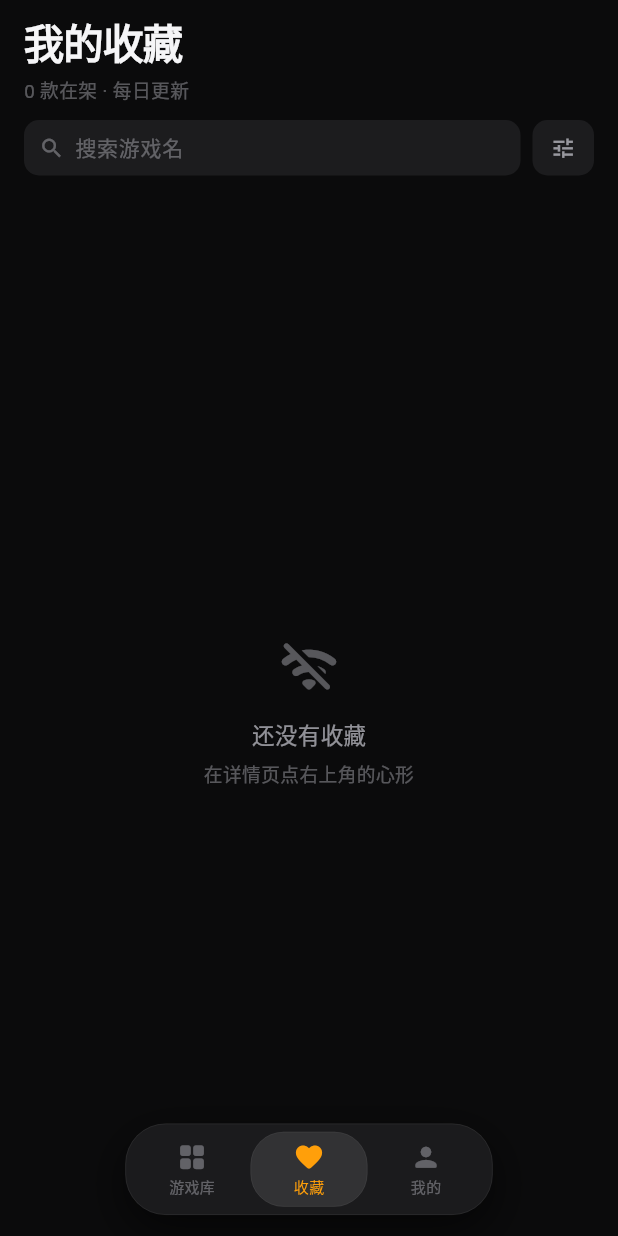
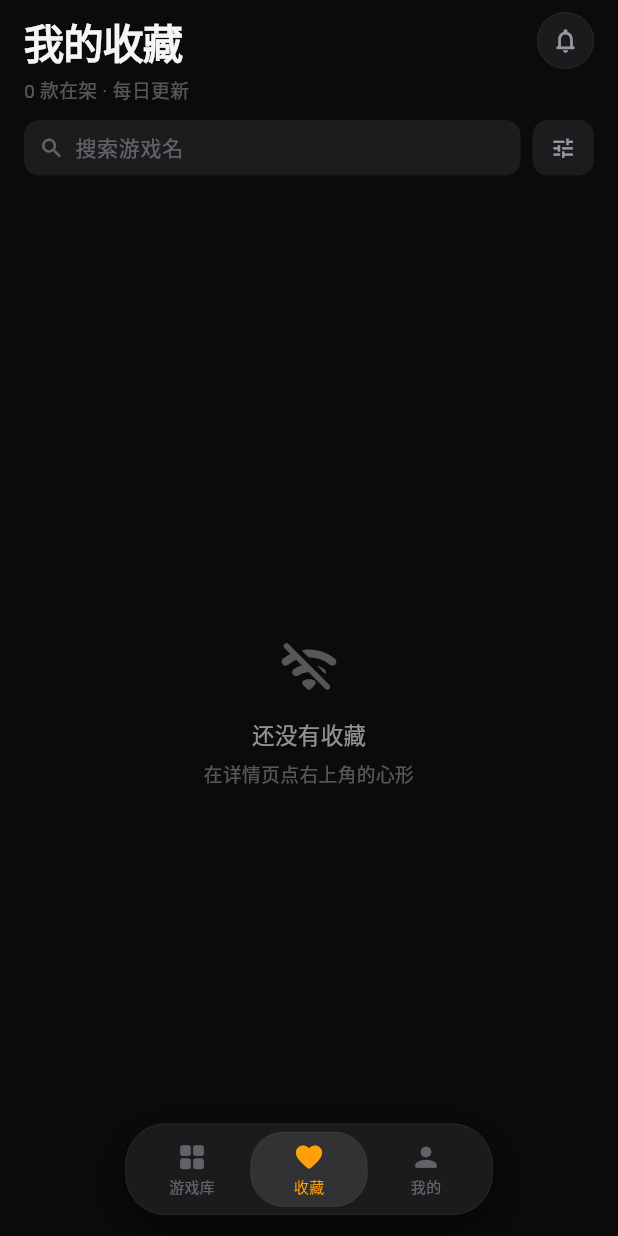
Before and after one commit to TKPORL/mrhyfx-app, a Flutter app: the screen it shows after launch, after a tap on "收藏", on a phone screen of 412 x 824 dp. Run offline on Flutter 3.47's test engine with Material 3 defaults, Android fonts, the phone set to English and light mode, and no system bars; our stand-ins replace cached_network_image, shared_preferences; network calls fail.

Commit message:
首页网格按 demo 对齐（1:0.96 卡、gap 13/10、圆角15）、卡片按压缩放、标题栏加公告铃铛

```diff
--- a/lib/ui/library_page.dart
+++ b/lib/ui/library_page.dart
@@ -2,6 +2,7 @@ import 'package:cached_network_image/cached_network_image.dart';
 import 'package:flutter/material.dart';
 import '../models/game.dart';
 import '../services/games_repo.dart';
+import 'announce.dart';
 import 'detail_page.dart';
 import 'theme.dart';
 
@@ -106,17 +107,17 @@ class _LibraryPageState extends State<LibraryPage> {
                   SliverToBoxAdapter(child: _header()),
                   if (_loading)
                     SliverPadding(
-                      padding: EdgeInsets.fromLTRB(16, 4, 16, 130),
+                      padding: EdgeInsets.fromLTRB(18, 11, 18, 130),
                       sliver: SliverGrid(
                         gridDelegate: SliverGridDelegateWithFixedCrossAxisCount(
                           crossAxisCount: 2,
                           mainAxisSpacing: 13,
                           crossAxisSpacing: 10,
-                          childAspectRatio: 1 / 1.28,
+                          childAspectRatio: 1 / 0.96,
                         ),
                         delegate: SliverChildBuilderDelegate(
                           (c, i) => ClipRRect(
-                            borderRadius: BorderRadius.circular(14),
+                            borderRadius: BorderRadius.circular(15),
                             child: ShimmerBox(),
                           ),
                           childCount: 8,
@@ -127,13 +128,13 @@ class _LibraryPageState extends State<LibraryPage> {
                     SliverFillRemaining(hasScrollBody: false, child: _empty())
                   else
                     SliverPadding(
-                      padding: EdgeInsets.fromLTRB(16, 4, 16, 130),
+                      padding: EdgeInsets.fromLTRB(18, 11, 18, 130),
                       sliver: SliverGrid(
                         gridDelegate: SliverGridDelegateWithFixedCrossAxisCount(
                           crossAxisCount: 2,
                           mainAxisSpacing: 13,
                           crossAxisSpacing: 10,
-                          childAspectRatio: 1 / 1.28,
+                          childAspectRatio: 1 / 0.96,
                         ),
                         delegate: SliverChildBuilderDelegate(
                           (c, i) => _card(list[i]),
@@ -188,11 +189,37 @@ class _LibraryPageState extends State<LibraryPage> {
       child: Column(
         crossAxisAlignment: CrossAxisAlignment.start,
         children: [
-          Text(widget.onlyFav ? '我的收藏' : 'Tsinho 黄油站',
-              style: TextStyle(fontSize: 27, fontWeight: FontWeight.w700, letterSpacing: -0.5)),
-          SizedBox(height: 4),
-          Text(_loading ? '正在加载全部游戏…' : '${_all.length} 款在架 · 每日更新',
-              style: TextStyle(fontSize: 12.5, color: T.tx3)),
+          Row(
+            crossAxisAlignment: CrossAxisAlignment.start,
+            children: [
+              Expanded(
+                child: Column(
+                  crossAxisAlignment: CrossAxisAlignment.start,
+                  children: [
+                    Text(widget.onlyFav ? '我的收藏' : 'Tsinho 黄油站',
+                        style: TextStyle(
+                            fontSize: 27, fontWeight: FontWeight.w700, letterSpacing: -0.5)),
+                    SizedBox(height: 4),
+                    Text(_loading ? '正在加载全部游戏…' : '${_all.length} 款在架 · 每日更新',
+                        style: TextStyle(fontSize: 12.5, color: T.tx3)),
+                  ],
+                ),
+              ),
+              GestureDetector(
+                onTap: () => showAnnouncements(context),
+                child: Container(
+                  width: 38,
+                  height: 38,
+                  decoration: BoxDecoration(
+                    shape: BoxShape.circle,
+                    color: T.glass,
+                    border: Border.all(color: T.line, width: 0.5),
+                  ),
+                  child: Icon(Icons.notifications_none_rounded, size: 19, color: T.tx2),
+                ),
+              ),
+            ],
+          ),
           SizedBox(height: 10),
           Row(
             children: [
@@ -291,13 +318,13 @@ class _LibraryPageState extends State<LibraryPage> {
   }
 
   Widget _card(Game g) {
-    return GestureDetector(
+    return _Pressable(
       onTap: () async {
         await Navigator.of(context).push(MaterialPageRoute(builder: (_) => DetailPage(game: g)));
         widget.onFavChanged();
       },
       child: ClipRRect(
-        borderRadius: BorderRadius.circular(14),
+        borderRadius: BorderRadius.circular(15),
         child: Stack(
           fit: StackFit.expand,
           children: [
@@ -425,3 +452,33 @@ class _ShimmerBoxState extends State<ShimmerBox> with SingleTickerProviderStateM
     );
   }
 }
+
+
+/// 卡片按压：按下缩到 0.96，松开回弹（对齐 demo 的 :active 缩放）
+class _Pressable extends StatefulWidget {
+  final Widget child;
+  final VoidCallback onTap;
+  const _Pressable({required this.child, required this.onTap});
+  @override
+  State<_Pressable> createState() => _PressableState();
+}
+
+class _PressableState extends State<_Pressable> {
+  bool _down = false;
+
+  @override
+  Widget build(BuildContext context) {
+    return GestureDetector(
+      onTap: widget.onTap,
+      onTapDown: (_) => setState(() => _down = true),
+      onTapUp: (_) => setState(() => _down = false),
+      onTapCancel: () => setState(() => _down = false),
+      child: AnimatedScale(
+        scale: _down ? 0.96 : 1,
+        duration: Duration(milliseconds: 160),
+        curve: Curves.easeOut,
+        child: widget.child,
+      ),
+    );
+  }
+}
```
Also changed, not shown: announcements.json (deleted, +0 -15 lines), lib/ui/announce.dart (added, +100 -0 lines).
